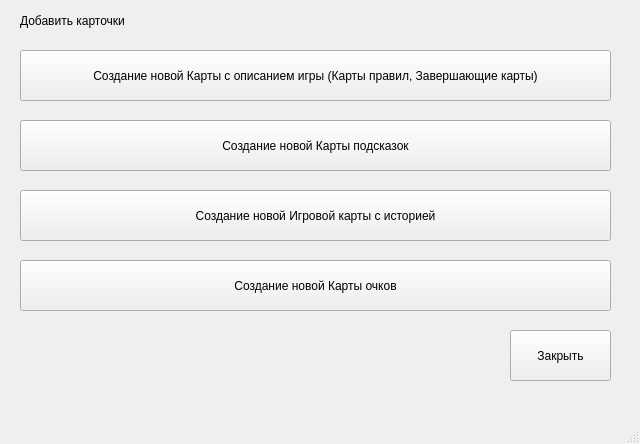
Above: add_card.ui from thabell/S-Chance before the change. Below: the same form after it.
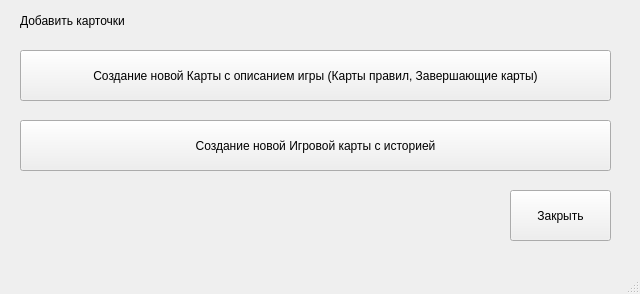
That is the form after the change.

Commit message: Done card_forms

```diff
--- a/add_card.ui
+++ b/add_card.ui
@@ -7,7 +7,7 @@
     <x>0</x>
     <y>0</y>
     <width>640</width>
-    <height>444</height>
+    <height>294</height>
    </rect>
   </property>
   <property name="windowTitle">
@@ -40,24 +40,11 @@
      <string>Создание новой Карты с описанием игры (Карты правил, Завершающие карты)</string>
     </property>
    </widget>
-   <widget class="QPushButton" name="new_tip_card_but">
-    <property name="geometry">
-     <rect>
-      <x>20</x>
-      <y>120</y>
-      <width>591</width>
-      <height>51</height>
-     </rect>
-    </property>
-    <property name="text">
-     <string>Создание новой Карты подсказок</string>
-    </property>
-   </widget>
    <widget class="QPushButton" name="new_history_card_but">
     <property name="geometry">
      <rect>
       <x>20</x>
-      <y>190</y>
+      <y>120</y>
       <width>591</width>
       <height>51</height>
      </rect>
@@ -66,24 +53,11 @@
      <string>Создание новой Игровой карты с историей</string>
     </property>
    </widget>
-   <widget class="QPushButton" name="new_point_card_but">
-    <property name="geometry">
-     <rect>
-      <x>20</x>
-      <y>260</y>
-      <width>591</width>
-      <height>51</height>
-     </rect>
-    </property>
-    <property name="text">
-     <string>Создание новой Карты очков</string>
-    </property>
-   </widget>
    <widget class="QPushButton" name="close_but">
     <property name="geometry">
      <rect>
       <x>510</x>
-      <y>330</y>
+      <y>190</y>
       <width>101</width>
       <height>51</height>
      </rect>
```
The commit also changes 20 other files.
